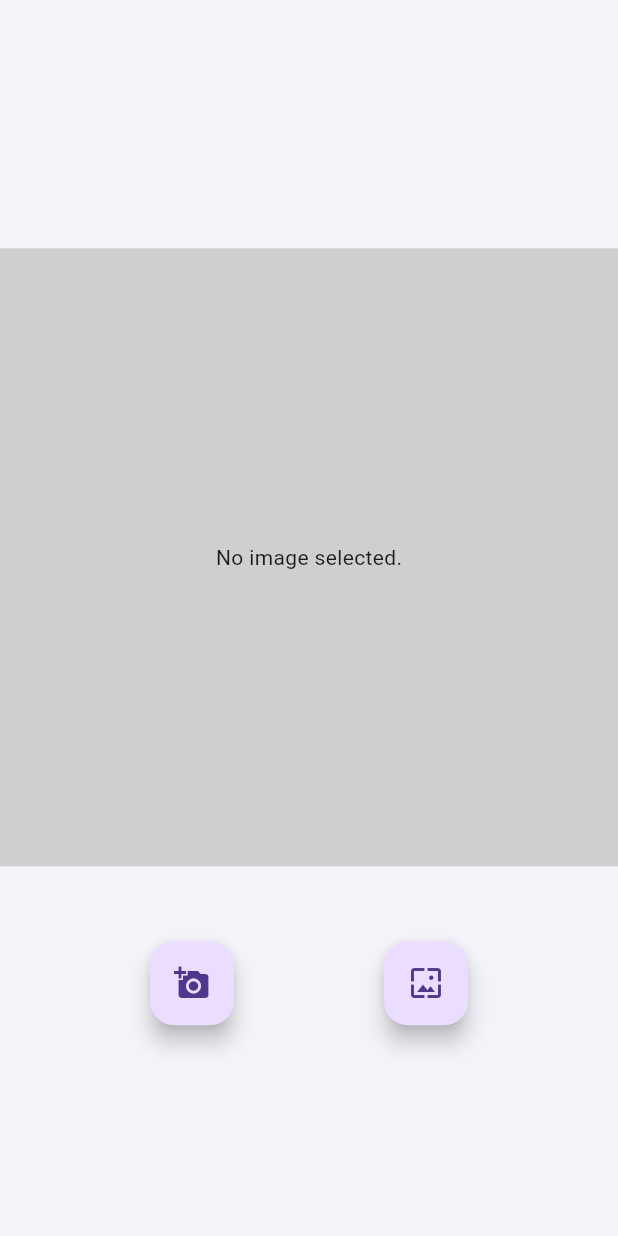
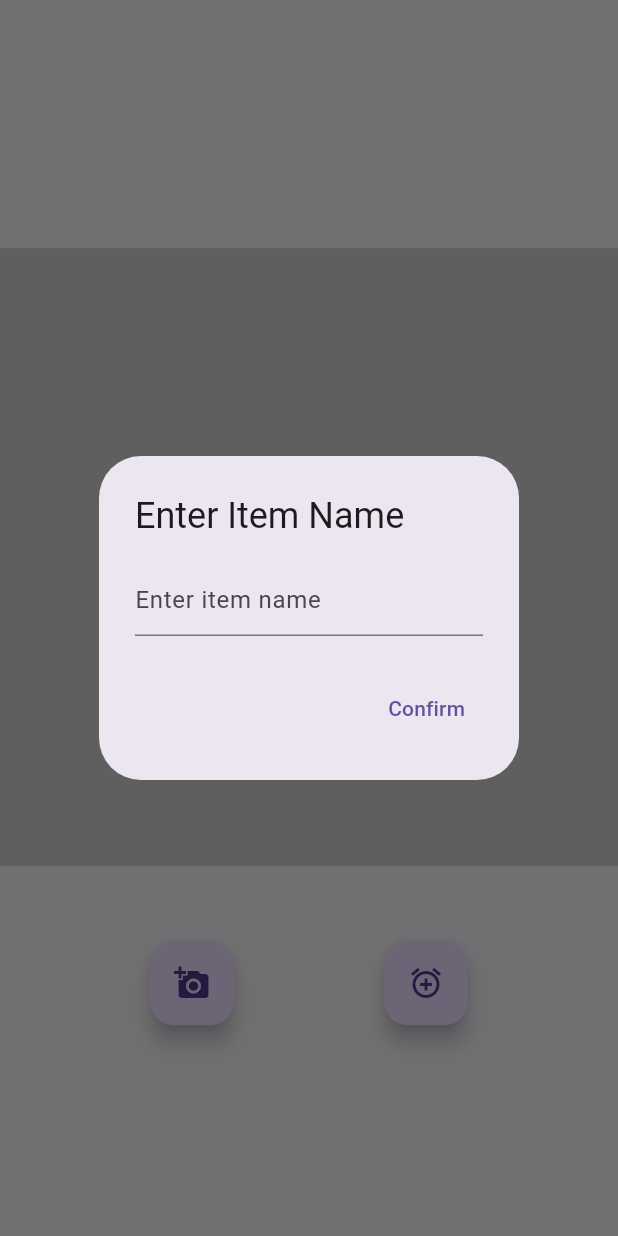
Before and after one commit to GDSC-DGU/2024-SolutionChallenge-BeEye-frontend, a Flutter app: the screen it shows after launch, after a tap on the "add a photo" icon, on a phone screen of 412 x 824 dp. Run offline on Flutter 3.47's test engine with Material 3 defaults, Android fonts, the phone set to English and light mode, and no system bars; our stand-ins replace image_picker.

Commit message:
feat: 카메라 기능 구현

```diff
--- a/lib/camera_ex.dart
+++ /dev/null
@@ -1,79 +0,0 @@
-import 'dart:io';
-import 'package:flutter/material.dart';
-import 'package:flutter/services.dart';
-import 'package:image_picker/image_picker.dart';
-
-class CameraExample extends StatefulWidget {
-  const CameraExample({Key? key}) : super(key: key);
-
-  @override
-  _CameraExampleState createState() => _CameraExampleState();
-}
-
-class _CameraExampleState extends State<CameraExample> {
-  File? _image;
-  final picker = ImagePicker();
-
-  // 비동기 처리를 통해 카메라와 갤러리에서 이미지를 가져온다.
-  Future getImage(ImageSource imageSource) async {
-    final image = await picker.pickImage(source: imageSource);
-
-    setState(() {
-      _image = File(image!.path); // 가져온 이미지를 _image에 저장
-    });
-  }
-
-  // 이미지를 보여주는 위젯
-  Widget showImage() {
-    return Container(
-        color: const Color(0xffd0cece),
-        width: MediaQuery.of(context).size.width,
-        height: MediaQuery.of(context).size.width,
-        child: Center(
-            child: _image == null
-                ? Text('No image selected.')
-                : Image.file(File(_image!.path))));
-  }
-
-  @override
-  Widget build(BuildContext context) {
-    // 화면 세로 고정
-    SystemChrome.setPreferredOrientations(
-        [DeviceOrientation.portraitUp, DeviceOrientation.portraitDown]);
-
-    return Scaffold(
-        backgroundColor: const Color(0xfff4f3f9),
-        body: Column(
-          mainAxisAlignment: MainAxisAlignment.center,
-          children: [
-            SizedBox(height: 25.0),
-            showImage(),
-            SizedBox(
-              height: 50.0,
-            ),
-            Row(
-              mainAxisAlignment: MainAxisAlignment.spaceEvenly,
-              children: <Widget>[
-                // 카메라 촬영 버튼
-                FloatingActionButton(
-                  child: Icon(Icons.add_a_photo),
-                  tooltip: 'pick Iamge',
-                  onPressed: () {
-                    getImage(ImageSource.camera);
-                  },
-                ),
-
-                // 갤러리에서 이미지를 가져오는 버튼
-                FloatingActionButton(
-                  child: Icon(Icons.wallpaper),
-                  tooltip: 'pick Iamge',
-                  onPressed: () {
-                    getImage(ImageSource.gallery);
-                  },
-                ),
-              ],
-            )
-          ],
-        ));
-  }
-}
--- a/lib/main.dart
+++ b/lib/main.dart
@@ -1,5 +1,5 @@
 import 'package:flutter/material.dart';
-import 'camera_ex.dart';
+import 'services/camera_ex.dart';
 
 void main() {
   runApp(const MyApp());
--- /dev/null
+++ b/lib/services/camera_ex.dart
@@ -0,0 +1,122 @@
+import 'dart:io';
+import 'package:flutter/material.dart';
+import 'package:flutter/services.dart';
+import 'package:image_picker/image_picker.dart';
+
+class CameraExample extends StatefulWidget {
+  const CameraExample({Key? key}) : super(key: key);
+
+  @override
+  _CameraExampleState createState() => _CameraExampleState();
+}
+
+class _CameraExampleState extends State<CameraExample> {
+  File? _image;
+  final picker = ImagePicker();
+  TextEditingController _itemNameController = TextEditingController();
+
+  // 비동기 처리를 통해 카메라와 갤러리에서 이미지를 가져온다.
+  Future getImage(ImageSource imageSource) async {
+    final image = await picker.pickImage(source: imageSource);
+
+    setState(() {
+      _image = File(image!.path); // 가져온 이미지를 _image에 저장
+    });
+  }
+
+  // 이미지를 보여주는 위젯
+  Widget showImage() {
+    return Container(
+        color: const Color(0xffd0cece),
+        width: MediaQuery.of(context).size.width,
+        height: MediaQuery.of(context).size.width,
+        child: Center(
+            child: _image == null
+                ? Text('No image selected.')
+                : Image.file(File(_image!.path))));
+  }
+
+  @override
+  Widget build(BuildContext context) {
+    // 화면 세로 고정
+    SystemChrome.setPreferredOrientations(
+        [DeviceOrientation.portraitUp, DeviceOrientation.portraitDown]);
+
+    return Scaffold(
+        backgroundColor: const Color(0xfff4f3f9),
+        body: Column(
+          mainAxisAlignment: MainAxisAlignment.center,
+          children: [
+            SizedBox(height: 25.0),
+            showImage(),
+            SizedBox(
+              height: 50.0,
+            ),
+            Row(
+              mainAxisAlignment: MainAxisAlignment.spaceEvenly,
+              children: <Widget>[
+                // 카메라 촬영 버튼
+                FloatingActionButton(
+                  child: Icon(Icons.add_a_photo),
+                  tooltip: 'pick Image',
+                  onPressed: () {
+                    // onPressed 이벤트가 발생했을 때 물건 이름을 입력하는 모달 창 열기
+                    showDialog(
+                      context: context,
+                      builder: (BuildContext context) {
+                        return AlertDialog(
+                          title: Text('Enter Item Name'),
+                          content: TextField(
+                            controller: _itemNameController,
+                            decoration: InputDecoration(
+                              hintText: 'Enter item name',
+                            ),
+                          ),
+                          actions: <Widget>[
+                            TextButton(
+                              onPressed: () {
+                                // 사용자가 물건 명을 입력한 후 확인을 누르면 카메라 실행
+                                Navigator.pop(context);
+                                getImage(ImageSource.camera);
+                              },
+                              child: Text('Confirm'),
+                            ),
+                          ],
+                        );
+                      },
+                    );
+                  },
+                ),
+
+                // 추후 업데이트 예정(물품 등록)
+                FloatingActionButton(
+                  child: Icon(Icons.add_alarm),
+                  tooltip: 'pick Image',
+                  onPressed: () {
+                    // onPressed 이벤트가 발생했을 때 메시지를 표시하는 모달 창 열기
+                    showDialog(
+                      context: context,
+                      builder: (BuildContext context) {
+                        return AlertDialog(
+                          title: Text('Upcoming Feature'),
+                          content: Text(
+                              'This feature will be available in future updates.'),
+                          actions: <Widget>[
+                            TextButton(
+                              onPressed: () {
+                                Navigator.pop(context);
+                              },
+                              child: Text('OK'),
+                            ),
+                          ],
+                        );
+                      },
+                    );
+                  },
+                ),
+              ],
+            )
+          ],
+        ));
+  }
+}
```
